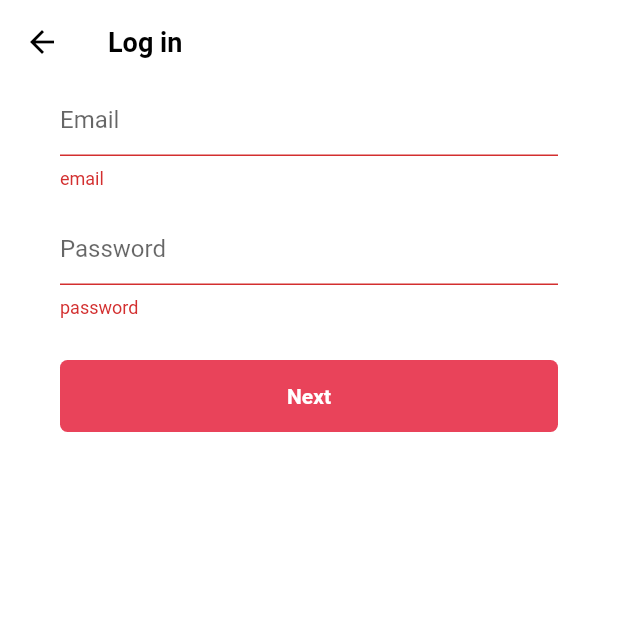
After one commit to YennnyHan/tiktok_clone, a Flutter app: the LoginFormScreen screen opened directly, after a tap on "Next", on a phone screen of 412 x 824 dp, the top half of it. The commit adds this screen. Run offline on Flutter 3.47's test engine with Material 2 defaults, Android fonts, the phone set to English and light mode, and no system bars; our stand-ins replace font_awesome_flutter.

Commit message:
[feat] 회원가입 마무리

```diff
--- a/lib/features/authentication/birthday_screen.dart
+++ b/lib/features/authentication/birthday_screen.dart
@@ -20,7 +20,8 @@ class _BirthdayScreenState extends State<BirthdayScreen> {
   @override
   void initState() {
     super.initState();
-    _setTextFieldDate(_initialDate);
+    _setTextFieldDate(
+        DateTime(_initialDate.year - 12, _initialDate.month, _initialDate.day));
   }
 
   @override
--- a/lib/features/authentication/log_in_screen.dart
+++ b/lib/features/authentication/log_in_screen.dart
@@ -2,6 +2,7 @@ import 'package:flutter/material.dart';
 import 'package:font_awesome_flutter/font_awesome_flutter.dart';
 import 'package:tiktok_clone/constants/gaps.dart';
 import 'package:tiktok_clone/constants/sizes.dart';
+import 'package:tiktok_clone/features/authentication/login_form_screen.dart';
 import 'package:tiktok_clone/features/authentication/widgets/auth_button.dart';
 
 class LogInScreen extends StatelessWidget {
@@ -9,6 +10,14 @@ class LogInScreen extends StatelessWidget {
 
   void _onSignUpTap(BuildContext context) {
     Navigator.of(context).pop();
+  }
+
+  void _onEmailLoginTap(BuildContext context) {
+    Navigator.of(context).push(
+      MaterialPageRoute(
+        builder: (context) => const LoginFormScreen(),
+      ),
+    );
   }
 
   @override
@@ -36,7 +45,7 @@ class LogInScreen extends StatelessWidget {
               AuthButton(
                 icon: const FaIcon(FontAwesomeIcons.user),
                 text: "Use email & password",
-                func: (context) {},
+                func: _onEmailLoginTap,
               ),
               Gaps.v10,
               AuthButton(
--- /dev/null
+++ b/lib/features/authentication/login_form_screen.dart
@@ -0,0 +1,64 @@
+import 'package:flutter/material.dart';
+import 'package:tiktok_clone/constants/gaps.dart';
+import 'package:tiktok_clone/constants/sizes.dart';
+import 'package:tiktok_clone/features/authentication/widgets/form_button.dart';
+
+class LoginFormScreen extends StatefulWidget {
+  const LoginFormScreen({super.key});
+
+  @override
+  State<LoginFormScreen> createState() => _LoginFormScreenState();
+}
+
+class _LoginFormScreenState extends State<LoginFormScreen> {
+  final GlobalKey<FormState> _formKey = GlobalKey<FormState>();
+
+  void _onSubmitTap() {
+    if (_formKey.currentState != null) {
+      if (_formKey.currentState!.validate()) {
+        _formKey.currentState!.save();
+      }
+    }
+  }
+
+  @override
+  Widget build(BuildContext context) {
+    return Scaffold(
+      appBar: AppBar(
+        title: const Text("Log in"),
+      ),
+      body: Padding(
+        padding: const EdgeInsets.symmetric(horizontal: Sizes.size40),
+        child: Form(
+          key: _formKey,
+          child: Column(
+            children: [
+              TextFormField(
+                decoration: const InputDecoration(
+                  hintText: "Email",
+                ),
+                validator: (value) {
+                  return "email";
+                },
+              ),
+              Gaps.v16,
+              TextFormField(
+                decoration: const InputDecoration(
+                  hintText: "Password",
+                ),
+                validator: (value) {
+                  return "password";
+                },
+              ),
+              Gaps.v28,
+              GestureDetector(
+                onTap: _onSubmitTap,
+                child: const FormButton(disabled: false),
+              ),
+            ],
+          ),
+        ),
+      ),
+    );
+  }
+}
--- /dev/null
+++ b/lib/features/authentication/onboading/interests_screen.dart
@@ -0,0 +1,12 @@
+import 'package:flutter/material.dart';
+import 'package:flutter/src/widgets/framework.dart';
+import 'package:flutter/src/widgets/placeholder.dart';
+
+class InterestsScreen extends StatelessWidget {
+  const InterestsScreen({super.key});
+
+  @override
+  Widget build(BuildContext context) {
+    return const Scaffold();
+  }
+}
```
